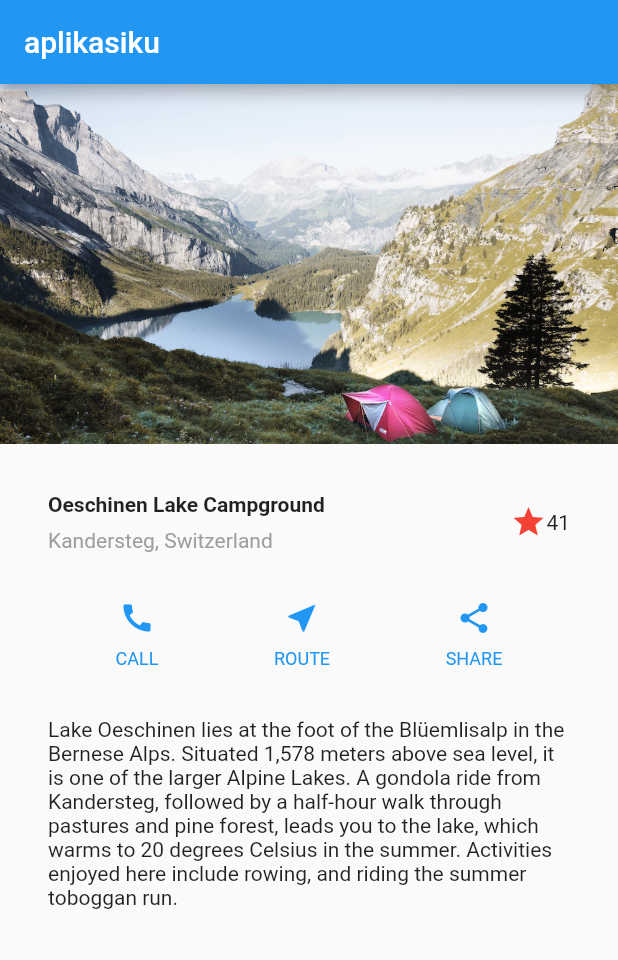
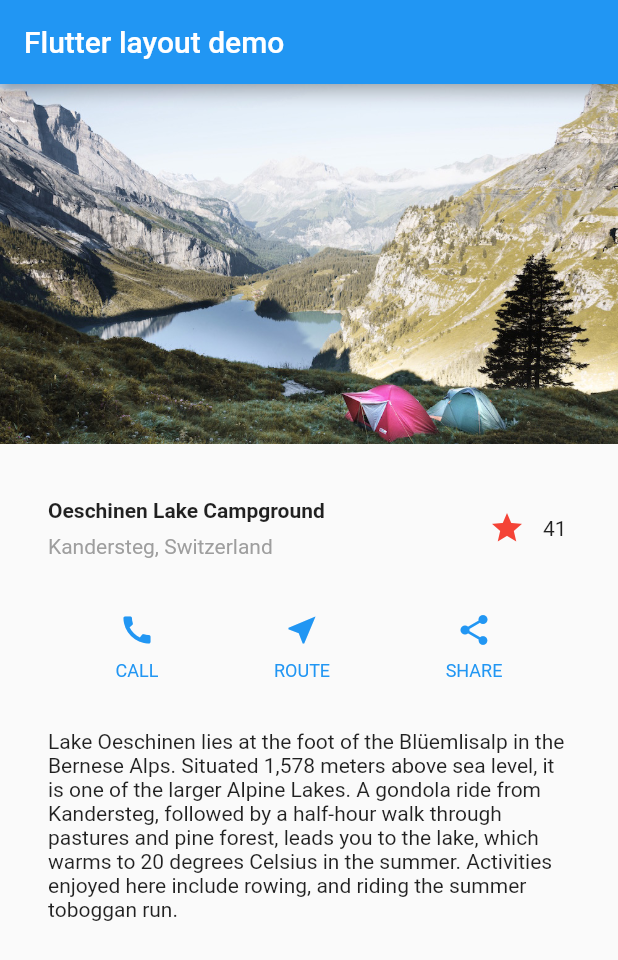
Before and after one commit to IsnantoBudi/flutter_6_favorite, a Flutter app: the screen it shows after launch, on a phone screen of 412 x 824 dp. Shown: the top 960 px of the screen. Run offline on Flutter 3.47's test engine with Material 2 defaults, Android fonts, the phone set to English and light mode, and no system bars.

Commit message:
favorite

```diff
--- a/lib/main.dart
+++ b/lib/main.dart
@@ -1,11 +1,6 @@
 import 'package:flutter/material.dart';
-// Uncomment lines 7 and 10 to view the visual layout at runtime.
-// import 'package:flutter/rendering.dart' show debugPaintSizeEnabled;
 
-void main() {
-  // debugPaintSizeEnabled = true;
-  runApp(MyApp());
-}
+void main() => runApp(MyApp());
 
 class MyApp extends StatelessWidget {
   @override
@@ -38,12 +33,7 @@ class MyApp extends StatelessWidget {
               ],
             ),
           ),
-          /*3*/
-          Icon(
-            Icons.star,
-            color: Colors.red[500],
-          ),
-          Text('41'),
+          FavoriteWidget(),
         ],
       ),
     );
@@ -78,7 +68,7 @@ class MyApp extends StatelessWidget {
       title: 'Flutter layout demo',
       home: Scaffold(
         appBar: AppBar(
-          title: Text('aplikasiku'),
+          title: Text('Flutter layout demo'),
         ),
         body: ListView(
           children: [
@@ -118,3 +108,57 @@ class MyApp extends StatelessWidget {
     );
   }
 }
+
+// #docregion FavoriteWidget
+class FavoriteWidget extends StatefulWidget {
+  @override
+  _FavoriteWidgetState createState() => _FavoriteWidgetState();
+}
+// #enddocregion FavoriteWidget
+
+// #docregion _FavoriteWidgetState, _FavoriteWidgetState-fields, _FavoriteWidgetState-build
+class _FavoriteWidgetState extends State<FavoriteWidget> {
+  // #enddocregion _FavoriteWidgetState-build
+  bool _isFavorited = true;
+  int _favoriteCount = 41;
+  // #enddocregion _FavoriteWidgetState-fields
+
+  // #docregion _toggleFavorite
+  void _toggleFavorite() {
+    setState(() {
+      if (_isFavorited) {
+        _favoriteCount -= 1;
+        _isFavorited = false;
+      } else {
+        _favoriteCount += 1;
+        _isFavorited = true;
+      }
+    });
+  }
+  // #enddocregion _toggleFavorite
+
+  // #docregion _FavoriteWidgetState-build
+  @override
+  Widget build(BuildContext context) {
+    return Row(
+      mainAxisSize: MainAxisSize.min,
+      children: [
+        Container(
+          padding: EdgeInsets.all(0),
+          child: IconButton(
+            icon: (_isFavorited ? Icon(Icons.star) : Icon(Icons.star_border)),
+            color: Colors.red[500],
+            onPressed: _toggleFavorite,
+          ),
+        ),
+        SizedBox(
+          width: 18,
+          child: Container(
+            child: Text('$_favoriteCount'),
+          ),
+        ),
+      ],
+    );
+  }
+// #docregion _FavoriteWidgetState-fields
+}
```
